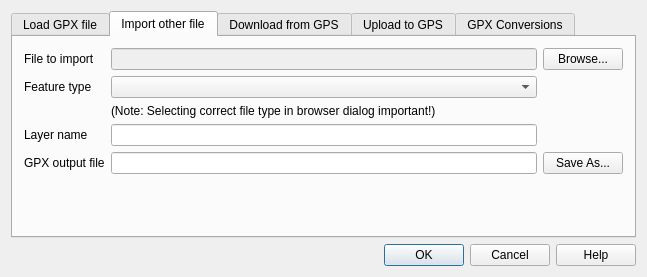
Above: src/plugins/gps_importer/qgsgpspluginguibase.ui from qgis/QGIS before the change. Below: the same form after it.
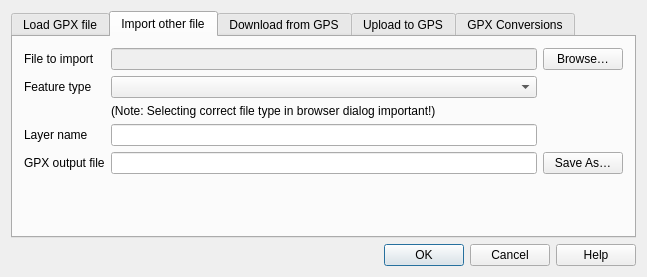
That is the form after the change. The open tabs and pages were chosen to show the change. Icons and pictures are not drawn. Custom widgets are drawn as their Qt base class.

```diff
--- a/src/plugins/gps_importer/qgsgpspluginguibase.ui
+++ b/src/plugins/gps_importer/qgsgpspluginguibase.ui
@@ -159,7 +159,7 @@
        <item row="0" column="2">
         <widget class="QPushButton" name="pbnIMPInput">
          <property name="text">
-          <string>Browse...</string>
+          <string>Browse…</string>
          </property>
         </widget>
        </item>
@@ -212,7 +212,7 @@
        <item row="4" column="2">
         <widget class="QPushButton" name="pbnIMPOutput">
          <property name="text">
-          <string>Save As...</string>
+          <string>Save As…</string>
          </property>
         </widget>
        </item>
```
Left out of the diff: 10 changed lines with no effect on the pictures.
